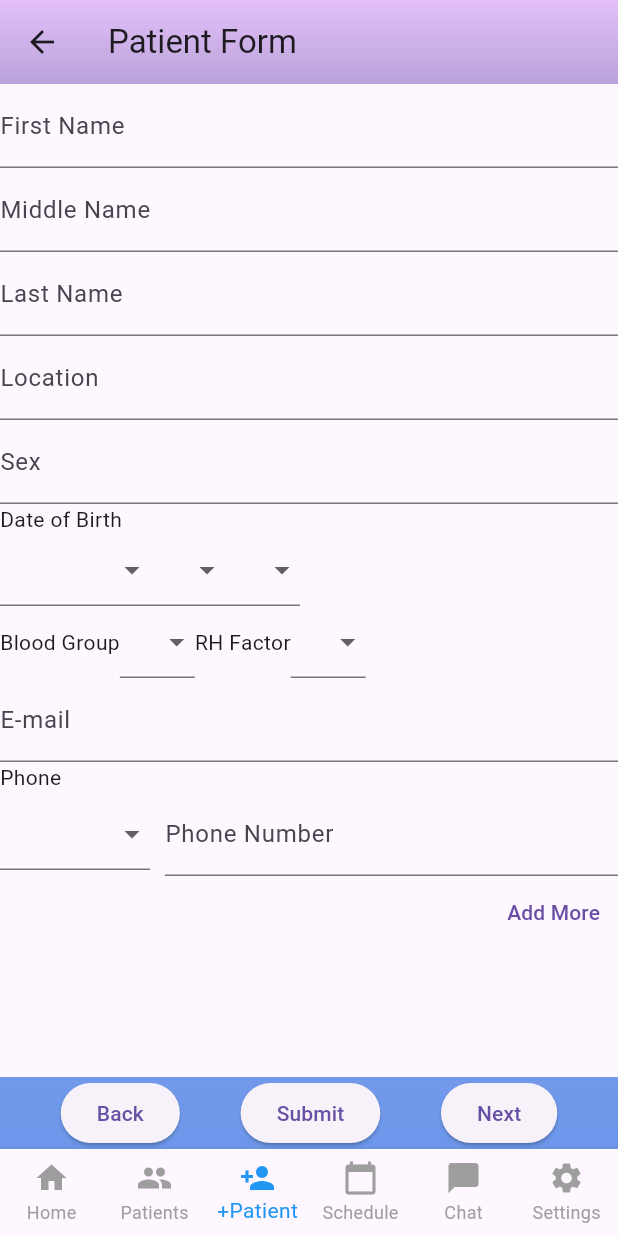
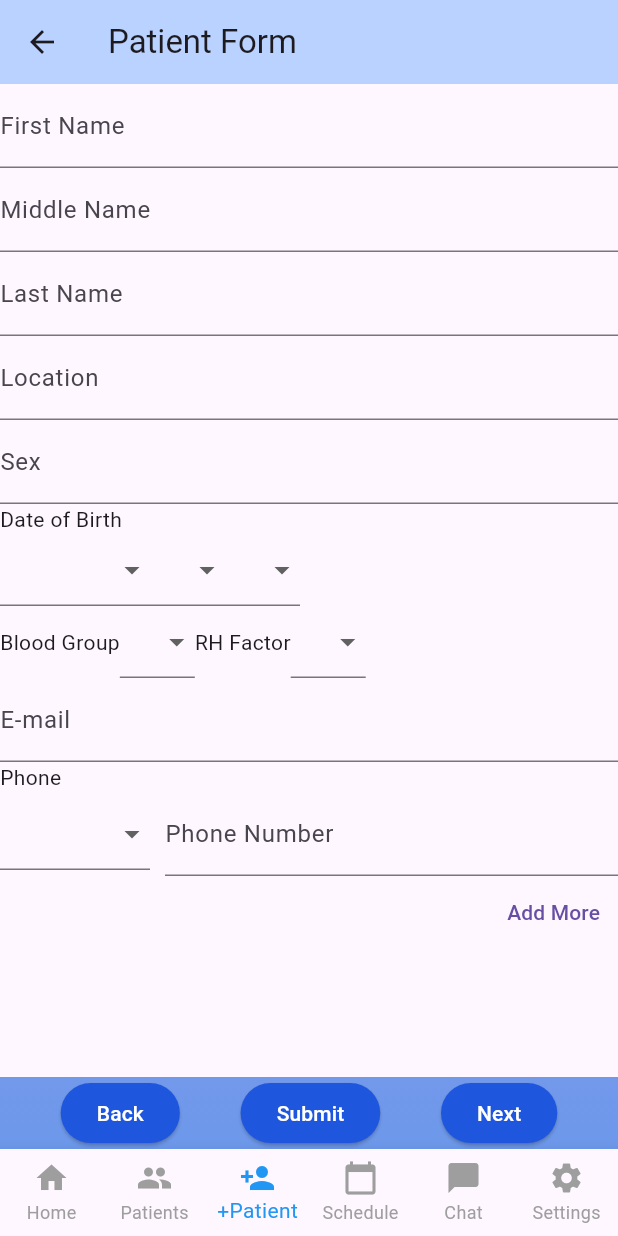
Before and after one commit to jorkd21/MediPal, a Flutter app: the PatientForm screen opened by its route, on a phone screen of 412 x 824 dp. Run offline on Flutter 3.47's test engine with Material 3 defaults, Android fonts, the phone set to English and light mode, and no system bars; our stand-ins replace cloud_firestore, dropdown_search, firebase_analytics, firebase_auth, firebase_core, firebase_database and 3 more; missing offline and left inert: firebase_ui_auth; accounts and stored records are empty; generated files the repository leaves out were written again.

Commit message:
changed color
colors for patient form in progress

```diff
--- a/lib/patient_form.dart
+++ b/lib/patient_form.dart
@@ -248,8 +248,8 @@ class _PatientFormState extends State<PatientForm> {
               begin: Alignment.bottomCenter,
               end: Alignment.topCenter,
               colors: [
-                Color(0xFFBAA2DA), // Light blue at the bottom
-                Color.fromARGB(255, 228, 192, 248), // White at top
+                Color(0xFFBAD2FF), // Light blue at the bottom
+                Color(0xFFBAD2FF), // White at top
               ],
             ),
           ),
@@ -283,16 +283,40 @@ class _PatientFormState extends State<PatientForm> {
               mainAxisAlignment: MainAxisAlignment.spaceEvenly,
               children: <Widget>[
                 ElevatedButton(
+                  style: ElevatedButton.styleFrom(
+                    backgroundColor: Color(0xFF1F56DE),
+                  ),
                   onPressed: _previousPage,
-                  child: const Text('Back'),
+                  child: const Text(
+                    'Back',
+                    style: TextStyle(
+                      color: Colors.white
+                    ),
+                  ),
                 ),
                 ElevatedButton(
+                  style: ElevatedButton.styleFrom(
+                    backgroundColor: Color(0xFF1F56DE),
+                  ),
                   onPressed: _submitForm,
-                  child: const Text('Submit'),
+                  child: const Text(
+                    'Submit',
+                    style: TextStyle(
+                      color: Colors.white
+                    ),
+                  ),
                 ),
                 ElevatedButton(
+                  style: ElevatedButton.styleFrom(
+                    backgroundColor: Color(0xFF1F56DE),
+                  ),
                   onPressed: _nextPage,
-                  child: const Text('Next'),
+                  child: const Text(
+                    'Next',
+                    style: TextStyle(
+                      color: Colors.white
+                    ),
+                  ),
                 ),
               ],
             ),
```
